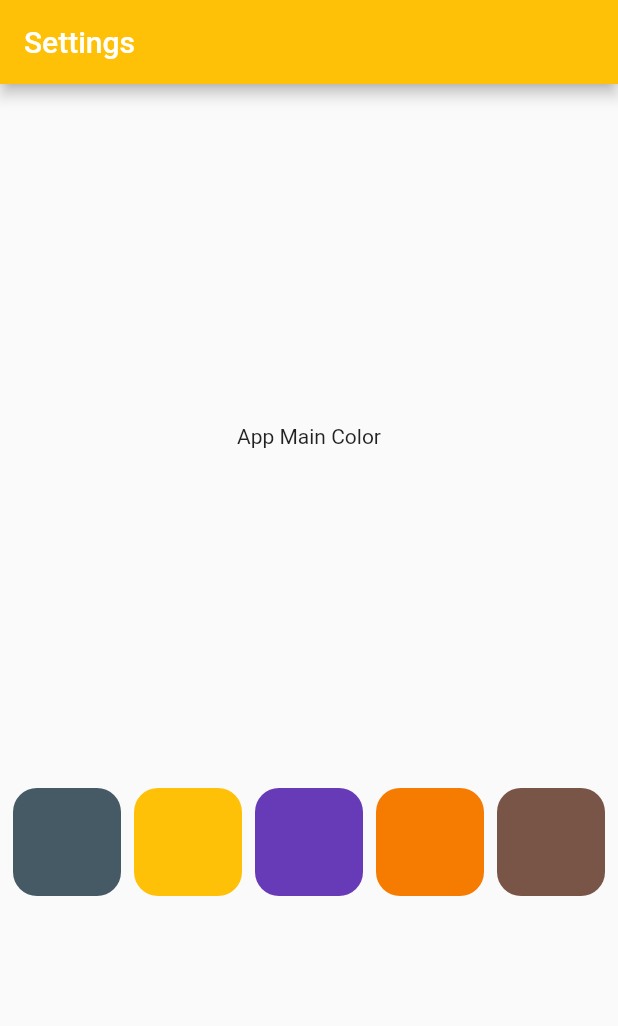
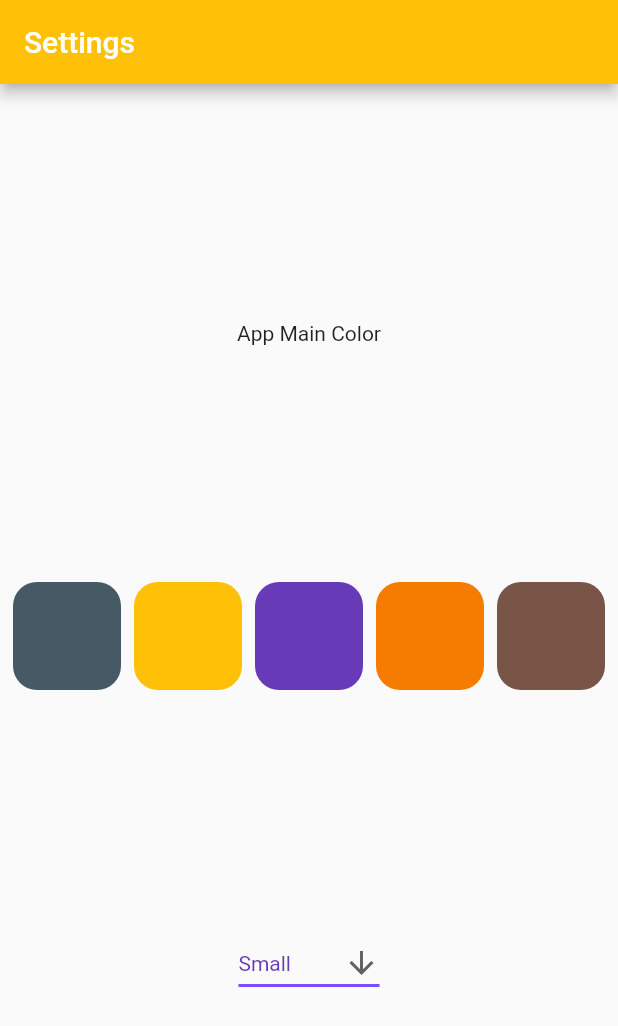
Before and after one commit to ammanath/ps_persisting_data, a Flutter app: the screen it shows after launch, on a phone screen of 412 x 824 dp. Shown: the top 1026 px of the screen. Run offline on Flutter 3.47's test engine with Material 2 defaults, Android fonts, the phone set to English and light mode, and no system bars; our stand-ins replace shared_preferences.

Commit message:
saved fontsize

```diff
--- a/lib/data/shared_prefs.dart
+++ b/lib/data/shared_prefs.dart
@@ -1,5 +1,4 @@
 import 'dart:async';
-import 'package:flutter/foundation.dart';
 import 'package:flutter/material.dart';
 import 'package:shared_preferences/shared_preferences.dart';
 
@@ -34,4 +33,16 @@ class SPSettings {
     }
     return color;
   }
+
+  Future setFontSize(String fontSize) {
+    return _sp.setString(fontSizeKey, fontSize);
+  }
+
+  String getFontSize() {
+    String fontSize = _sp.getString(fontSizeKey);
+    if (fontSize == null) {
+      fontSize = "Small";
+    }
+    return fontSize;
+  }
 }
--- a/lib/screens/settings.dart
+++ b/lib/screens/settings.dart
@@ -1,6 +1,5 @@
 import 'package:flutter/material.dart';
 
-import '../data/shared_prefs.dart';
 import '../data/shared_prefs.dart';
 
 class SettingsScreen extends StatefulWidget {
@@ -10,7 +9,9 @@ class SettingsScreen extends StatefulWidget {
 
 class _SettingsScreenState extends State<SettingsScreen> {
   int settingColor = 0xff1976d2;
+  String fontSizeValue = 'Medium';
   double fontSize = 16;
+
   List<int> colors = [
     0xFF455A64,
     0xFFFFC107,
@@ -27,6 +28,7 @@ class _SettingsScreenState extends State<SettingsScreen> {
     settings.init().then((value) {
       setState(() {
         settingColor = settings.getColor();
+        fontSizeValue = settings.getFontSize();
       });
     });
 
@@ -68,7 +70,31 @@ class _SettingsScreenState extends State<SettingsScreen> {
                 child: ColorSquare(colors[4]),
               ),
             ],
-          )
+          ),
+          DropdownButton<String>(
+            value: fontSizeValue,
+            icon: const Icon(Icons.arrow_downward),
+            iconSize: 24,
+            elevation: 16,
+            style: const TextStyle(color: Colors.deepPurple),
+            underline: Container(
+              height: 2,
+              color: Colors.deepPurpleAccent,
+            ),
+            onChanged: (String newValue) {
+              setState(() {
+                fontSizeValue = newValue;
+                settings.setFontSize(fontSizeValue);
+              });
+            },
+            items: <String>['Small', 'Medium', 'Large', 'Extra Large']
+                .map<DropdownMenuItem<String>>((String value) {
+              return DropdownMenuItem<String>(
+                value: value,
+                child: Text(value),
+              );
+            }).toList(),
+          ),
         ],
       ),
     );
```
